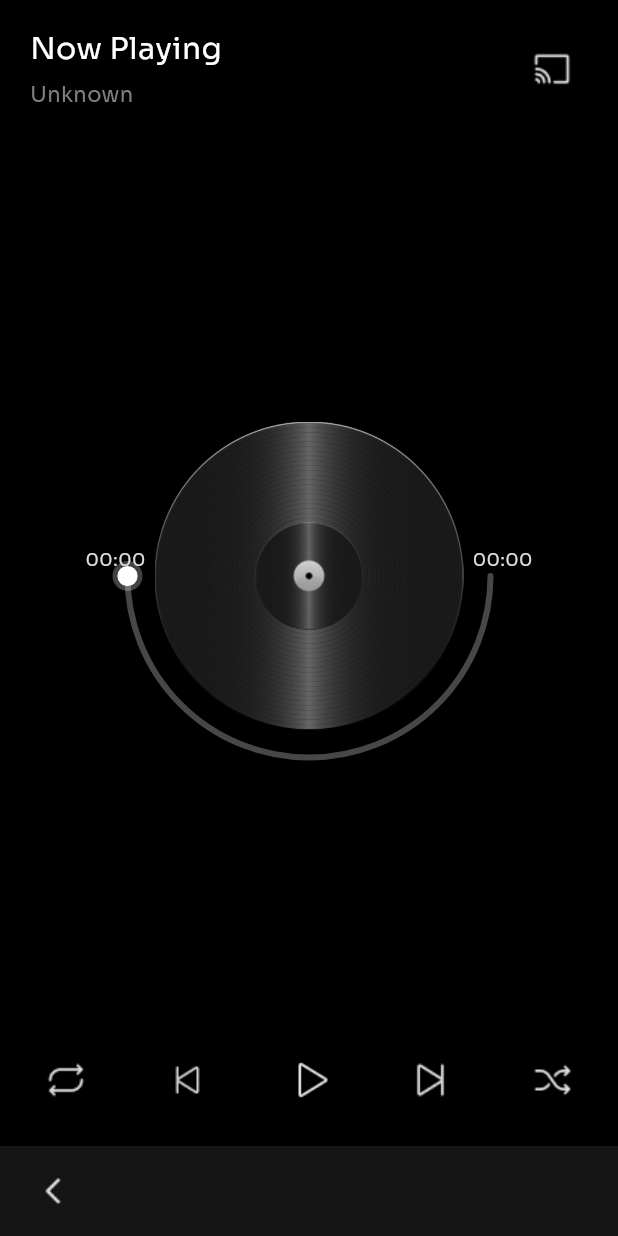
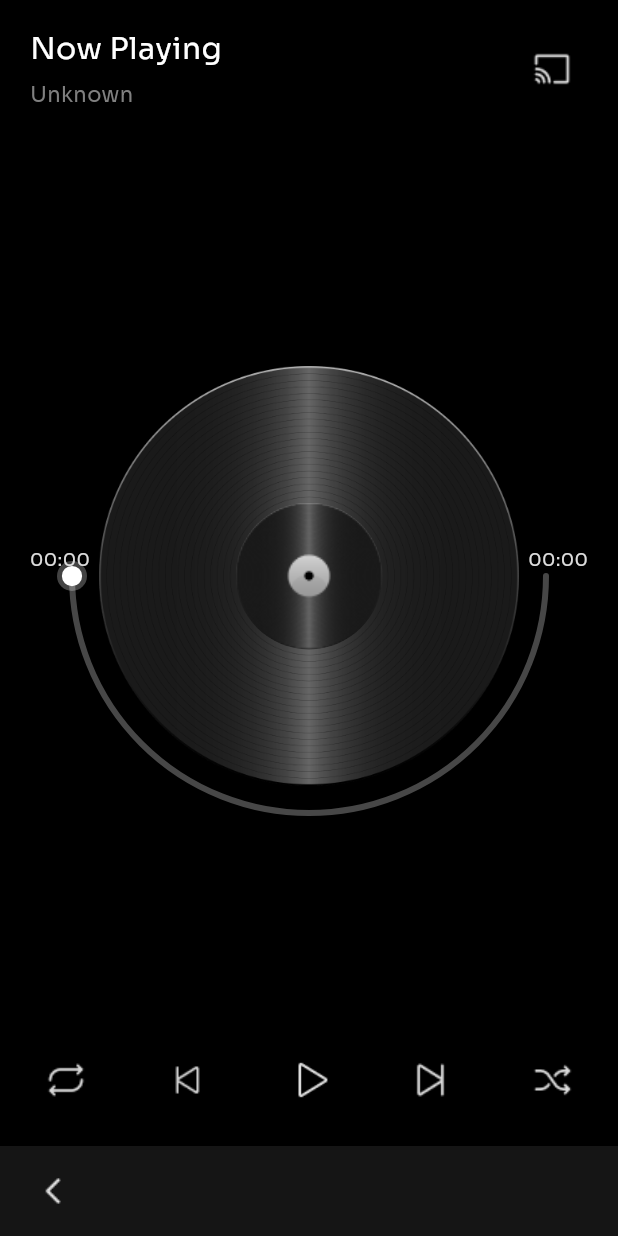
Before and after one commit to DhanishMecha/mechanix-music, a Flutter app: the Player screen opened directly, on a phone screen of 412 x 824 dp. Run offline on Flutter 3.47's test engine with Material 3 defaults, Android fonts, the phone set to English and light mode, and no system bars; our stand-ins replace audioplayers, equatable, flutter_bloc, objectbox; missing offline and left inert: audio_metadata_reader, show_fps; generated files the repository leaves out were written again.

```diff
--- a/lib/core/widgets/music_button.dart
+++ b/lib/core/widgets/music_button.dart
@@ -9,6 +9,7 @@ class MusicButton extends StatelessWidget {
     required this.onTap,
     this.boxSize = 44,
     this.iconSize = 28,
+    this.iconColor,
   });
 
   final String iconPath;
@@ -16,6 +17,7 @@ class MusicButton extends StatelessWidget {
   final VoidCallback onTap;
   final double boxSize;
   final double iconSize;
+  final Color? iconColor;
 
   @override
   Widget build(BuildContext context) {
@@ -24,27 +26,26 @@ class MusicButton extends StatelessWidget {
       iconSize: iconSize,
       padding: EdgeInsets.zero,
       constraints: BoxConstraints.tightFor(width: boxSize, height: boxSize),
-      // for tap effect
-      // style: ButtonStyle(
-      //   backgroundColor: WidgetStateProperty.all(
-      //     isSelected ? MusicColors.borderColor : Colors.transparent,
-      //   ),
-      //   shape: WidgetStateProperty.all(
-      //     RoundedRectangleBorder(borderRadius: BorderRadius.circular(4)),
-      //   ),
-      //   // Subtle white flash on press for tap feedback.
-      //   overlayColor: WidgetStateProperty.resolveWith((states) {
-      //     if (states.contains(WidgetState.pressed)) {
-      //       return const Color(0x22FFFFFF);
-      //     }
-      //     return Colors.transparent;
-      //   }),
-      // ),
+      style: ButtonStyle(
+        backgroundColor: WidgetStateProperty.all(
+          isSelected ? MusicColors.borderColor : Colors.transparent,
+        ),
+        shape: WidgetStateProperty.all(
+          RoundedRectangleBorder(borderRadius: BorderRadius.circular(8)),
+        ),
+        overlayColor: WidgetStateProperty.resolveWith((states) {
+          if (states.contains(WidgetState.pressed)) {
+            return const Color(0x1AFFFFFF);
+          }
+          return Colors.transparent;
+        }),
+      ),
       icon: Image.asset(
         iconPath,
         width: iconSize,
         height: iconSize,
-        color: MusicColors.titleColor,
+        color:
+            iconColor ?? (isSelected ? Colors.white : MusicColors.titleColor),
       ),
     );
   }
--- a/lib/features/music/data/repository/playback_repository.dart
+++ b/lib/features/music/data/repository/playback_repository.dart
@@ -8,6 +8,7 @@ abstract class PlaybackRepository {
   bool get isPlaying;
   Stream<Duration> get onPositionChanged;
   Stream<Duration> get onDurationChanged;
+  Stream<void> get onSongComplete;
   Future<Duration?> getDuration();
   Future<Duration?> getCurrentPosition();
 }
--- a/lib/features/music/data/repository/playback_repository_impl.dart
+++ b/lib/features/music/data/repository/playback_repository_impl.dart
@@ -39,6 +39,9 @@ class PlaybackRepositoryImpl extends PlaybackRepository {
   Stream<Duration> get onDurationChanged => _audioPlayer.onDurationChanged;
 
   @override
+  Stream<void> get onSongComplete => _audioPlayer.onPlayerComplete;
+
+  @override
   Future<Duration?> getDuration() => _audioPlayer.getDuration();
 
   @override
--- a/lib/features/music/presentation/widgets/player/player_vinyl.dart
+++ b/lib/features/music/presentation/widgets/player/player_vinyl.dart
@@ -100,8 +100,8 @@ class _PlayerVinylState extends State<PlayerVinyl>
   }
 
   void _handleGesture(Offset localPosition, double size, {bool isTap = false}) {
-    final outerWidth = size + 110;
-    final outerHeight = size + 60;
+    final outerWidth = size + 60;
+    final outerHeight = size + 40;
     final center = Offset(outerWidth / 2, outerHeight / 2);
     final dx = localPosition.dx - center.dx;
     final dy = localPosition.dy - center.dy;
@@ -160,8 +160,8 @@ class _PlayerVinylState extends State<PlayerVinyl>
   }
 
   void _handleHover(Offset localPosition, double size) {
-    final outerWidth = size + 110;
-    final outerHeight = size + 60;
+    final outerWidth = size + 60;
+    final outerHeight = size + 40;
     final center = Offset(outerWidth / 2, outerHeight / 2);
     final dx = localPosition.dx - center.dx;
     final dy = localPosition.dy - center.dy;
@@ -183,10 +183,9 @@ class _PlayerVinylState extends State<PlayerVinyl>
 
   @override
   Widget build(BuildContext context) {
-    final screenWidth = MediaQuery.sizeOf(context).width;
-    final size = screenWidth * 0.50;
-    final outerWidth = size + 110;
-    final outerHeight = size + 60;
+    final size = 280.0;
+    final outerWidth = size + 60;
+    final outerHeight = size + 40;
     final center = Offset(outerWidth / 2, outerHeight / 2);
     final radius = size / 2 + 18;
 
@@ -271,6 +270,9 @@ class _PlayerVinylState extends State<PlayerVinyl>
 
                 // 2. Center Vinyl Artwork
                 Center(
+                  child: SizedBox(
+                    width: size,
+                    height: size,
                     child: RotationTransition(
                       turns: _rotationController,
                       child: Stack(
@@ -289,6 +291,7 @@ class _PlayerVinylState extends State<PlayerVinyl>
                             ),
                           ),
                         ],
+                      ),
                     ),
                   ),
                 ),
```
Also changed, not shown: lib/features/music/bloc/player/player_bloc.dart (+13 -0 lines), lib/features/music/presentation/widgets/music/music_bottom_bar.dart (+1 -17 lines), lib/features/music/presentation/widgets/music/tabs/track/track_empty_screen.dart (+6 -1 lines). Lines whose indentation alone changed are shown as unchanged.
